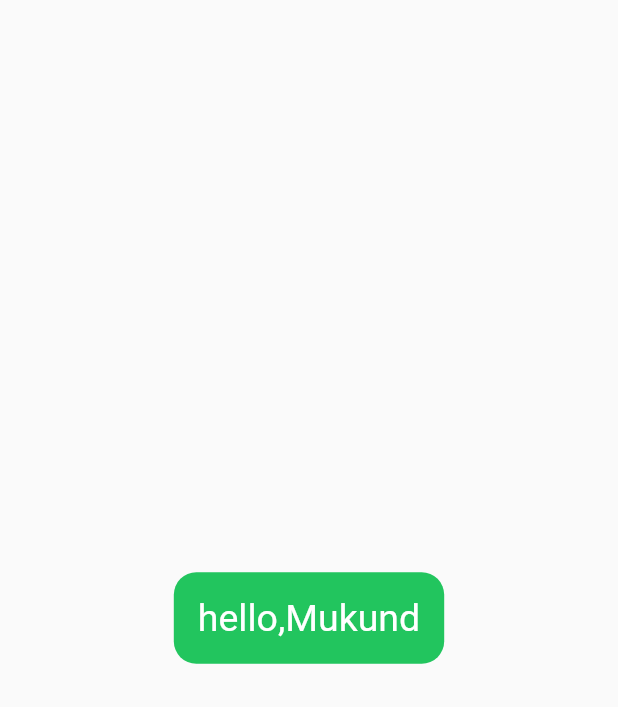
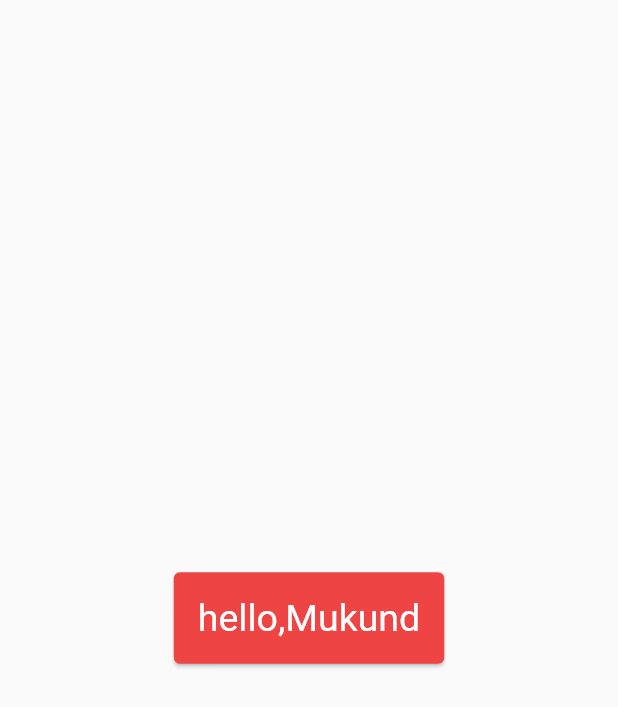
Before and after one commit to mukkund27/velocity_demo, a Flutter app: the screen it shows after launch, on a phone screen of 412 x 824 dp. Shown: the top 707 px of the screen. Run offline on Flutter 3.47's test engine with Material 2 defaults, Android fonts, the phone set to English and light mode, and no system bars; our stand-ins replace velocity_x.

Commit message:
make card

```diff
--- a/lib/page1.dart
+++ b/lib/page1.dart
@@ -13,7 +13,7 @@ class _MyHomePageState extends State<MyHomePage> {
   Widget build(BuildContext context) {
     return SafeArea(
       child: Scaffold(
-        body: "hello,Mukund".text.white.size(25).center.make().p16().box.color(Vx.green500).rounded.makeCentered(),
+        body: "hello,Mukund".text.white.size(25).center.make().p16().card.red500.make().centered(),
       ),
     );
   }
```
